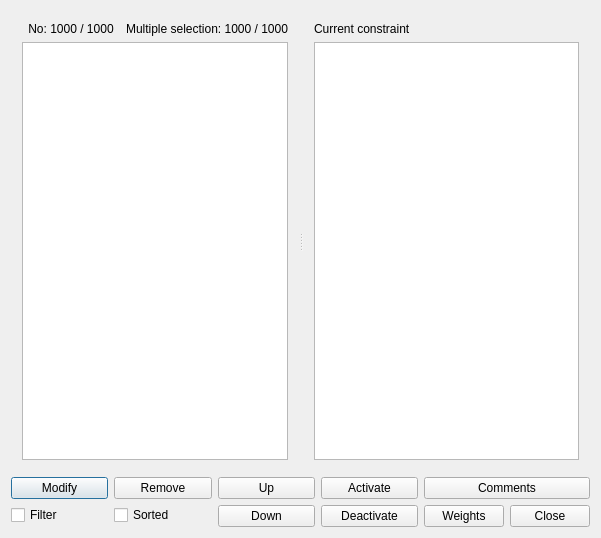
Above: fet/src/interface/allspaceconstraintsform_template.ui from vonmecheln/fet before the change. Below: the same form after it.
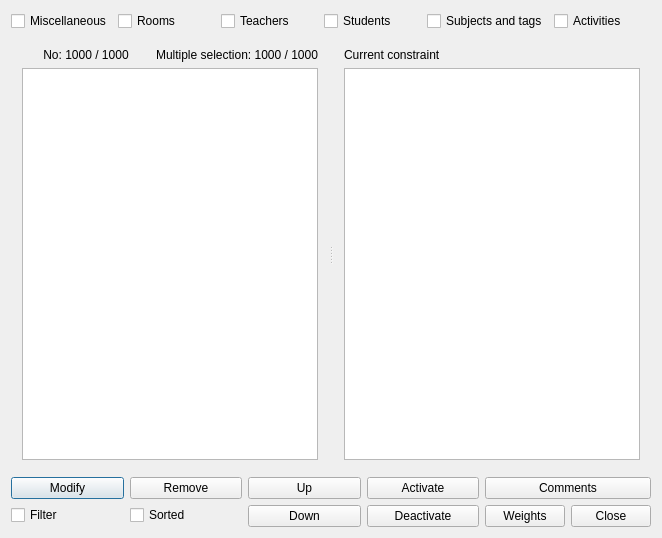
That is the form after the change.

```diff
--- a/fet/src/interface/allspaceconstraintsform_template.ui
+++ b/fet/src/interface/allspaceconstraintsform_template.ui
@@ -6,7 +6,7 @@
    <rect>
     <x>0</x>
     <y>0</y>
-    <width>601</width>
+    <width>662</width>
     <height>538</height>
    </rect>
   </property>
@@ -14,7 +14,53 @@
    <string extracomment="This is the title of the dialog to see the list of all constraints of this type">All space constraints</string>
   </property>
   <layout class="QGridLayout" name="gridLayout">
-   <item row="0" column="0" colspan="5">
+   <item row="0" column="0">
+    <layout class="QHBoxLayout" name="horizontalLayout_4">
+     <item>
+      <widget class="QCheckBox" name="miscellaneousCheckBox">
+       <property name="text">
+        <string>Miscellaneous</string>
+       </property>
+      </widget>
+     </item>
+     <item>
+      <widget class="QCheckBox" name="roomsCheckBox">
+       <property name="text">
+        <string>Rooms</string>
+       </property>
+      </widget>
+     </item>
+     <item>
+      <widget class="QCheckBox" name="teachersCheckBox">
+       <property name="text">
+        <string>Teachers</string>
+       </property>
+      </widget>
+     </item>
+     <item>
+      <widget class="QCheckBox" name="studentsCheckBox">
+       <property name="text">
+        <string>Students</string>
+       </property>
+      </widget>
+     </item>
+     <item>
+      <widget class="QCheckBox" name="subjectsAndTagsCheckBox">
+       <property name="text">
+        <string>Subjects and tags</string>
+       </property>
+      </widget>
+     </item>
+     <item>
+      <widget class="QCheckBox" name="activitiesCheckBox">
+       <property name="text">
+        <string>Activities</string>
+       </property>
+      </widget>
+     </item>
+    </layout>
+   </item>
+   <item row="1" column="0">
     <widget class="QSplitter" name="splitter">
      <property name="sizePolicy">
       <sizepolicy hsizetype="Expanding" vsizetype="Expanding">
@@ -84,7 +130,9 @@
      </widget>
     </widget>
    </item>
-   <item row="1" column="0">
+   <item row="2" column="0">
+    <layout class="QHBoxLayout" name="horizontalLayout_3">
+     <item>
     <layout class="QVBoxLayout" name="verticalLayout_3">
      <item>
       <widget class="QPushButton" name="modifyConstraintPushButton">
@@ -102,7 +150,7 @@
      </item>
     </layout>
    </item>
-   <item row="1" column="1">
+     <item>
     <layout class="QVBoxLayout" name="verticalLayout_4">
      <item>
       <widget class="QPushButton" name="removeConstraintsPushButton">
@@ -120,7 +168,7 @@
      </item>
     </layout>
    </item>
-   <item row="1" column="2">
+     <item>
     <layout class="QVBoxLayout" name="verticalLayout_5">
      <item>
       <widget class="QPushButton" name="moveSpaceConstraintUpPushButton">
@@ -138,7 +186,7 @@
      </item>
     </layout>
    </item>
-   <item row="1" column="3">
+     <item>
     <layout class="QVBoxLayout" name="verticalLayout_6">
      <item>
       <widget class="QPushButton" name="activatePushButton">
@@ -156,7 +204,7 @@
      </item>
     </layout>
    </item>
-   <item row="1" column="4">
+     <item>
     <layout class="QVBoxLayout" name="verticalLayout_7">
      <item>
       <widget class="QPushButton" name="commentsPushButton">
@@ -180,6 +228,8 @@
           <string>Close</string>
          </property>
         </widget>
+         </item>
+        </layout>
        </item>
       </layout>
      </item>
```
Lines whose indentation alone changed are shown as unchanged.
